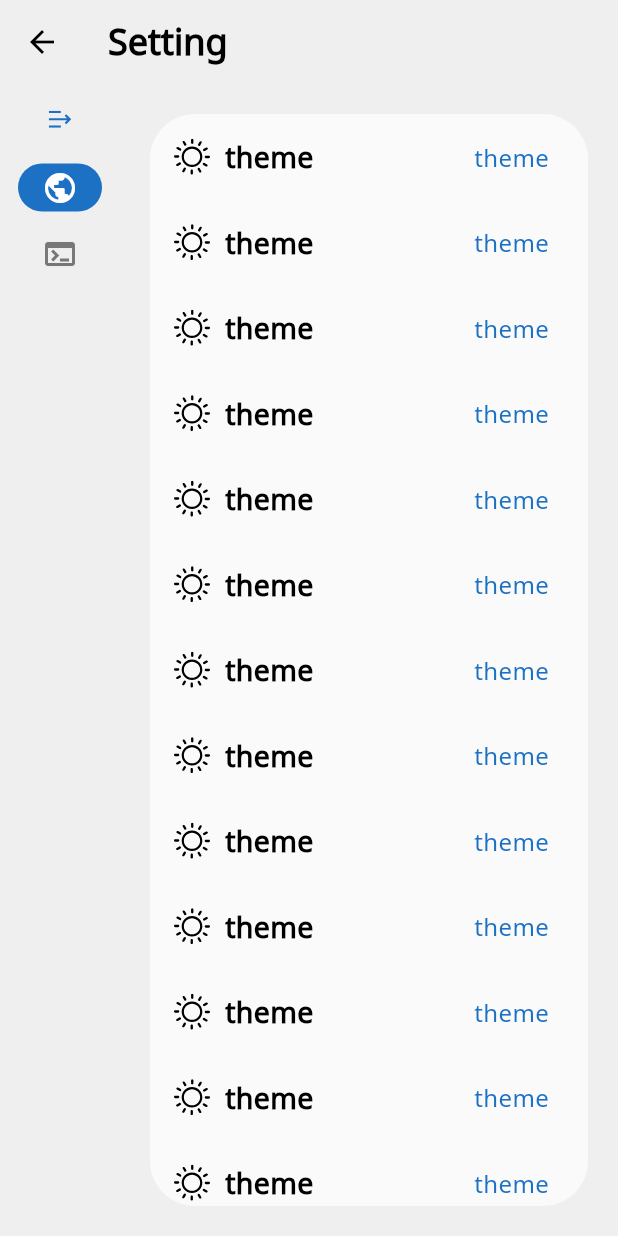
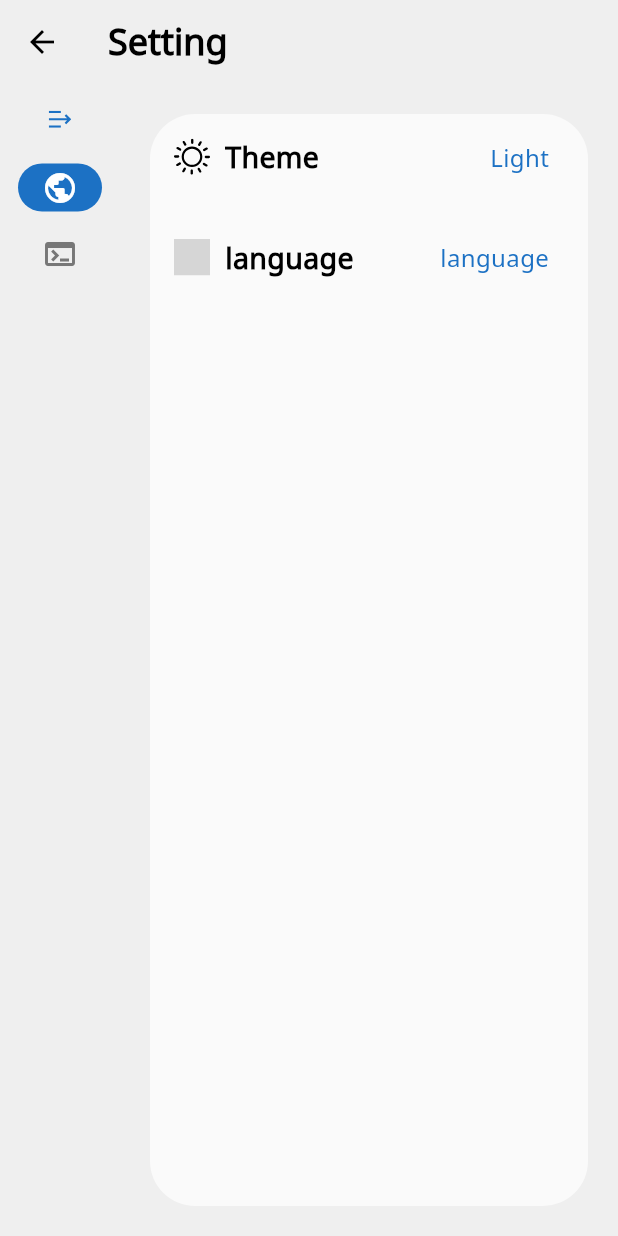
Before and after one commit to kihyun1998/todo_window_app, a Flutter app: the SettingPage screen opened by its route, on a phone screen of 412 x 824 dp. Run offline on Flutter 3.47's test engine with Material 3 defaults, Android fonts, the phone set to English and light mode, and no system bars; our stand-ins replace flutter_riverpod, flutter_svg; project files that could hold a hidden picture were left out; grey boxes are pictures that could not be loaded.

Commit message:
theme설정 활성화

```diff
--- a/lib/src/view/setting/setting_view.dart
+++ b/lib/src/view/setting/setting_view.dart
@@ -1,31 +1,51 @@
 import 'package:flutter/material.dart';
+import 'package:flutter_riverpod/flutter_riverpod.dart';
+import 'package:todo_window_app/src/service/theme_riverpod.dart';
 import 'package:todo_window_app/src/view/setting/widgets/settingNavigationBar.dart';
 import 'package:todo_window_app/src/view/setting/widgets/settingTile.dart';
 import 'package:todo_window_app/src/view/widgets/bodyWidget.dart';
 import 'package:todo_window_app/src/view/widgets/mainWidget.dart';
 import 'package:todo_window_app/util/lang/generated/l10n.dart';
 
-class SettingPage extends StatelessWidget {
+class SettingPage extends ConsumerWidget {
   const SettingPage({super.key});
 
   @override
-  Widget build(BuildContext context) {
+  Widget build(BuildContext context, WidgetRef ref) {
+    /// 세팅 아이템
+    final List<SettingTile> globalSetting = [
+      /// 테마 설정
+      SettingTile(
+        icon: 'theme',
+        title: 'Theme',
+        subtitle: ref.watch(themeProvider).brightness == Brightness.light
+            ? S.current.light
+            : S.current.dark,
+        onPressed: ref.read(themeProvider.notifier).toggleTheme,
+      ),
+      SettingTile(
+        icon: 'language',
+        title: 'language',
+        subtitle: 'language',
+        onPressed: () {},
+      ),
+    ];
+
     return Scaffold(
       appBar: AppBar(title: Text(S.current.setting)),
       body: BodyWidget(
         navigationBar: const SettingNavigationBar(), //커스텀 세팅 네비게이션 바
         mainPage: MainWidget(
-            child: ListView.builder(
-          itemCount: 30,
-          itemBuilder: (context, index) {
-            return SettingTile(
-              icon: 'theme',
-              title: 'theme',
-              subtitle: 'theme',
-              onPressed: () {},
-            );
-          },
-        )),
+          child: ListView.separated(
+            itemCount: globalSetting.length,
+            itemBuilder: (context, index) {
+              return globalSetting[index];
+            },
+            separatorBuilder: (context, index) {
+              return const SizedBox(height: 10);
+            },
+          ),
+        ),
       ),
     );
   }
```
